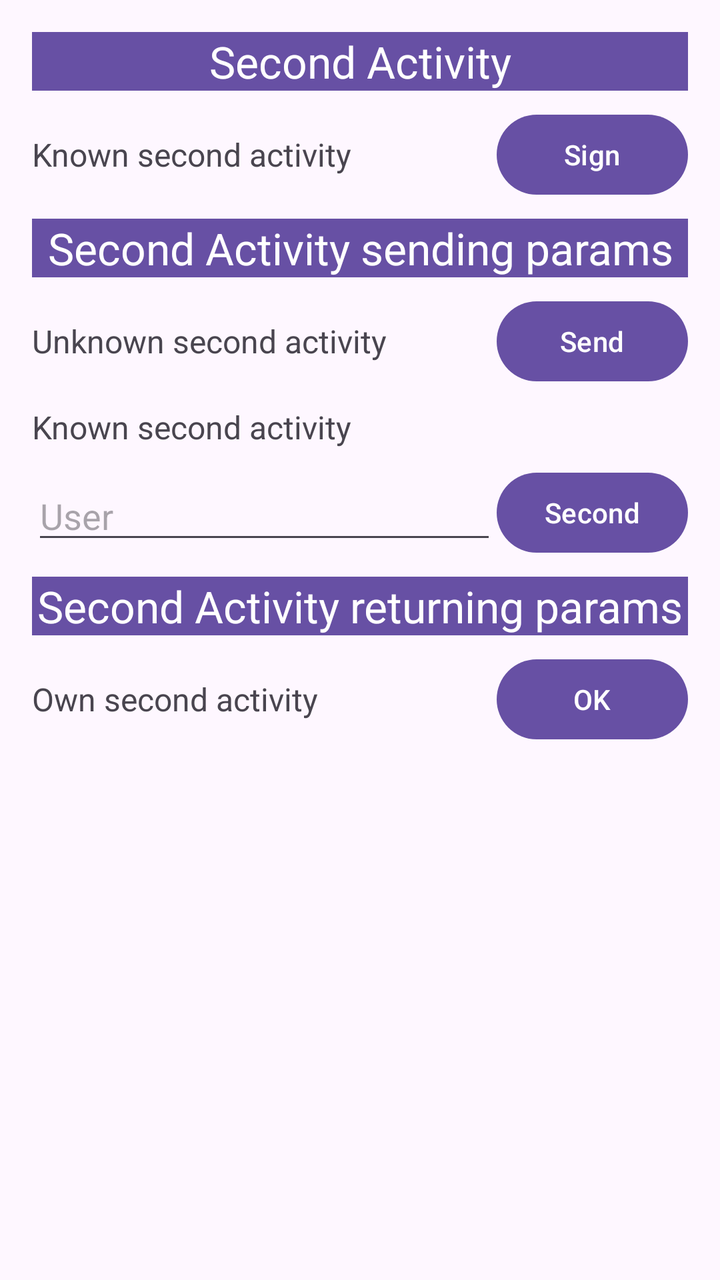
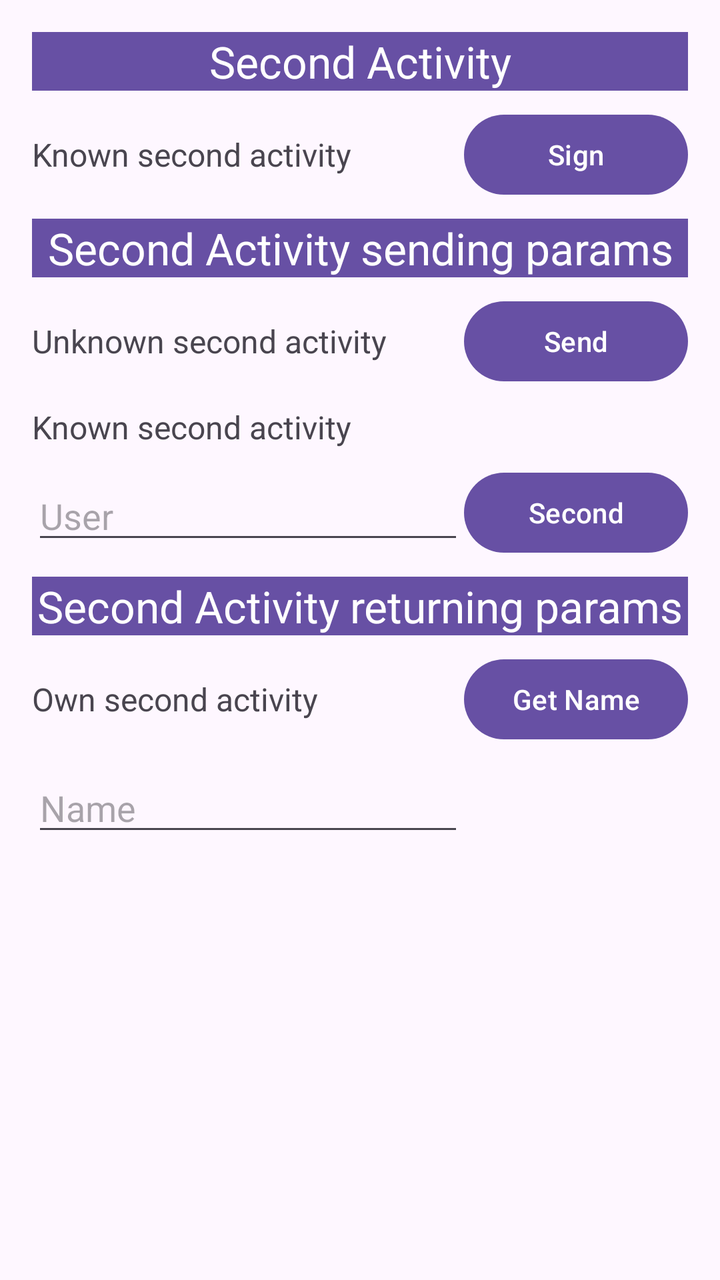

Two renders of the same Android screen: before a commit and after it. Below are the layout's source before the change and the commit's diff.
<!-- AndroidManifest.xml: application theme Theme.Activities -->
<!-- res/layout/activity_main.xml -->
<?xml version="1.0" encoding="utf-8"?>
<androidx.constraintlayout.widget.ConstraintLayout xmlns:android="http://schemas.android.com/apk/res/android"
    xmlns:tools="http://schemas.android.com/tools"
    android:id="@+id/main"
    android:layout_width="match_parent"
    android:layout_height="match_parent"
    tools:context=".MainActivity">
    <ScrollView
        xmlns:android="http://schemas.android.com/apk/res/android"
        android:layout_width="match_parent"
        android:layout_height="match_parent"
        android:fillViewport="true">

        <TableLayout
            android:layout_width="match_parent"
            android:layout_height="wrap_content"
            android:stretchColumns="0"
            android:padding="16dp">

            <TableRow
                android:gravity="center_vertical"
                android:paddingBottom="8dp">
                <TextView
                    android:layout_span="2"
                    android:text="Second Activity"
                    android:background="?attr/colorPrimarySurface"
                    android:textAlignment="center"
                    android:textColor="@color/white"
                    android:textSize="22sp"/>
            </TableRow>
            <TableRow
                android:gravity="center_vertical"
                android:paddingBottom="8dp">

                <TextView
                    android:id="@+id/textItem1"
                    android:text="Known second activity"
                    android:textSize="16sp" />

                <Button
                    android:id="@+id/signButton"
                    android:text="Sign" />
            </TableRow>
            <TableRow
                android:gravity="center_vertical"
                android:paddingBottom="8dp">
                <TextView
                    android:layout_span="2"
                    android:text="Second Activity sending params"
                    android:background="?attr/colorPrimarySurface"
                    android:textAlignment="center"
                    android:textColor="@color/white"
                    android:textSize="22sp"/>
            </TableRow>
            <TableRow
                android:gravity="center_vertical"
                android:paddingBottom="8dp">

                <TextView
                    android:id="@+id/textItem2"
                    android:text="Unknown second activity"
                    android:textSize="16sp" />

                <Button
                    android:id="@+id/sendButton"
                    android:text="Send" />
            </TableRow>
            <TableRow
                android:gravity="center_vertical"
                android:paddingBottom="8dp">

                <TextView
                    android:id="@+id/textItem3"
                    android:text="Known second activity"
                    android:textSize="16sp" />
            </TableRow>
            <TableRow
                android:gravity="center_vertical"
                android:paddingBottom="8dp">

                <EditText
                    android:id="@+id/user"
                    android:layout_width="wrap_content"
                    android:layout_height="wrap_content"
                    android:inputType="text"
                    android:hint="User"
                    android:ems="10"
                    />


                <Button
                    android:id="@+id/secondButton"
                    android:text="Second" />
            </TableRow>
            <TableRow
                android:gravity="center_vertical"
                android:paddingBottom="8dp">
                <TextView
                    android:layout_span="2"
                    android:text="Second Activity returning params"
                    android:background="?attr/colorPrimarySurface"
                    android:textAlignment="center"
                    android:textColor="@color/white"
                    android:textSize="22sp"/>
            </TableRow>

            <TableRow
                android:gravity="center_vertical"
                android:paddingBottom="8dp">

                <TextView
                    android:id="@+id/textItem4"
                    android:text="Own second activity"
                    android:textSize="16sp" />

                <Button
                    android:id="@+id/btnItem3"
                    android:text="OK" />
            </TableRow>
        </TableLayout>
    </ScrollView>
</androidx.constraintlayout.widget.ConstraintLayout>
<!-- resources referenced by this layout -->
<resources>
  <color name="white">#FFFFFFFF</color>
  <style name="Theme.Activities" parent="Base.Theme.Activities" />
  <style name="Base.Theme.Activities" parent="Theme.Material3.DayNight.NoActionBar">
          
          
      </style>
</resources>

<!-- the commit's change to res/layout/activity_main.xml (unified diff, before → after) -->
@@ -6,7 +6,6 @@
     android:layout_height="match_parent"
     tools:context=".MainActivity">
     <ScrollView
-        xmlns:android="http://schemas.android.com/apk/res/android"
         android:layout_width="match_parent"
         android:layout_height="match_parent"
         android:fillViewport="true">
@@ -39,6 +38,7 @@
 
                 <Button
                     android:id="@+id/signButton"
+                    android:onClick="onClickSignButton"
                     android:text="Sign" />
             </TableRow>
             <TableRow
@@ -63,6 +63,7 @@
 
                 <Button
                     android:id="@+id/sendButton"
+                    android:onClick="onClickSendButton"
                     android:text="Send" />
             </TableRow>
             <TableRow
@@ -90,6 +91,7 @@
 
                 <Button
                     android:id="@+id/secondButton"
+                    android:onClick="onClickSecondButton"
                     android:text="Second" />
             </TableRow>
             <TableRow
@@ -114,8 +116,21 @@
                     android:textSize="16sp" />
 
                 <Button
-                    android:id="@+id/btnItem3"
-                    android:text="OK" />
+                    android:id="@+id/getNameButton"
+                    android:onClick="onClickGetNameButton"
+                    android:text="Get Name" />
+            </TableRow>
+            <TableRow
+                android:gravity="center_vertical"
+                android:paddingBottom="8dp">
+
+                <EditText
+                    android:id="@+id/getNameEditText"
+                    android:layout_width="wrap_content"
+                    android:layout_height="wrap_content"
+                    android:hint="Name"
+                    android:inputType="text"
+                    android:ems="10"/>
             </TableRow>
         </TableLayout>
     </ScrollView>
